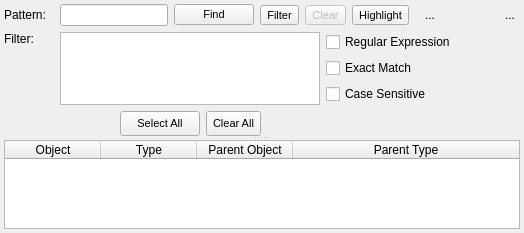
This is libpgmodeler_ui/ui/objectfinderwidget.ui in pgmodeler/pgmodeler as Qt 5 draws it before an edit. The edited form follows.
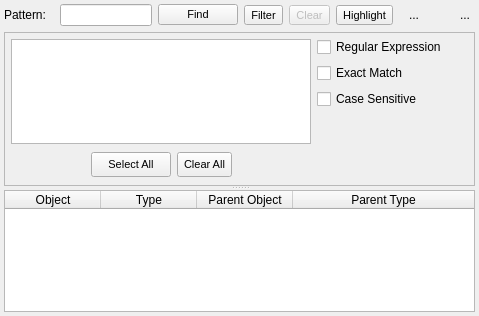
This is the edited form. Icons and pictures are not drawn.

Diff of the .ui file:
```diff
--- a/libpgmodeler_ui/ui/objectfinderwidget.ui
+++ b/libpgmodeler_ui/ui/objectfinderwidget.ui
@@ -6,8 +6,8 @@
    <rect>
     <x>0</x>
     <y>0</y>
-    <width>524</width>
-    <height>233</height>
+    <width>479</width>
+    <height>316</height>
    </rect>
   </property>
   <property name="minimumSize">
@@ -32,9 +32,6 @@
    <property name="bottomMargin">
     <number>4</number>
    </property>
-   <property name="spacing">
-    <number>6</number>
-   </property>
    <item row="0" column="0">
     <widget class="QLabel" name="pattern_lbl">
      <property name="sizePolicy">
@@ -222,50 +219,45 @@
      <property name="childrenCollapsible">
       <bool>false</bool>
      </property>
-     <widget class="QWidget" name="filter_wgt" native="true">
+     <widget class="QWidget" name="layoutWidget">
+      <layout class="QHBoxLayout" name="horizontalLayout">
+       <item>
+        <widget class="QFrame" name="filter_frm">
+         <property name="sizePolicy">
+          <sizepolicy hsizetype="Expanding" vsizetype="Preferred">
+           <horstretch>0</horstretch>
+           <verstretch>0</verstretch>
+          </sizepolicy>
+         </property>
       <property name="maximumSize">
        <size>
         <width>16777215</width>
         <height>16777215</height>
        </size>
       </property>
+         <property name="frameShape">
+          <enum>QFrame::StyledPanel</enum>
+         </property>
+         <property name="frameShadow">
+          <enum>QFrame::Raised</enum>
+         </property>
       <layout class="QGridLayout" name="gridLayout_2">
-       <item row="0" column="0" rowspan="4">
-        <widget class="QLabel" name="filter_lbl">
-         <property name="sizePolicy">
-          <sizepolicy hsizetype="Fixed" vsizetype="Expanding">
-           <horstretch>0</horstretch>
-           <verstretch>0</verstretch>
-          </sizepolicy>
-         </property>
-         <property name="minimumSize">
-          <size>
-           <width>50</width>
-           <height>0</height>
-          </size>
-         </property>
-         <property name="text">
-          <string>Filter:</string>
-         </property>
-         <property name="alignment">
-          <set>Qt::AlignLeading|Qt::AlignLeft|Qt::AlignTop</set>
-         </property>
-        </widget>
-       </item>
-       <item row="3" column="2">
-        <spacer name="verticalSpacer">
-         <property name="orientation">
-          <enum>Qt::Vertical</enum>
-         </property>
-         <property name="sizeHint" stdset="0">
-          <size>
-           <width>20</width>
-           <height>29</height>
-          </size>
-         </property>
-        </spacer>
-       </item>
-       <item row="0" column="2">
+          <property name="leftMargin">
+           <number>4</number>
+          </property>
+          <property name="topMargin">
+           <number>4</number>
+          </property>
+          <property name="rightMargin">
+           <number>4</number>
+          </property>
+          <property name="bottomMargin">
+           <number>4</number>
+          </property>
+          <property name="horizontalSpacing">
+           <number>4</number>
+          </property>
+          <item row="0" column="1">
         <widget class="QCheckBox" name="regexp_chk">
          <property name="sizePolicy">
           <sizepolicy hsizetype="Expanding" vsizetype="Fixed">
@@ -278,7 +270,7 @@
          </property>
         </widget>
        </item>
-       <item row="1" column="2">
+          <item row="1" column="1">
         <widget class="QCheckBox" name="exact_match_chk">
          <property name="sizePolicy">
           <sizepolicy hsizetype="Expanding" vsizetype="Fixed">
@@ -291,8 +283,26 @@
          </property>
         </widget>
        </item>
-       <item row="0" column="1" rowspan="4">
+          <item row="0" column="0" rowspan="5">
         <layout class="QGridLayout" name="gridLayout">
+            <property name="leftMargin">
+             <number>2</number>
+            </property>
+            <property name="topMargin">
+             <number>2</number>
+            </property>
+            <property name="rightMargin">
+             <number>2</number>
+            </property>
+            <property name="bottomMargin">
+             <number>4</number>
+            </property>
+            <property name="horizontalSpacing">
+             <number>6</number>
+            </property>
+            <property name="verticalSpacing">
+             <number>8</number>
+            </property>
          <item row="2" column="0">
           <spacer name="horizontalSpacer_2">
            <property name="orientation">
@@ -312,7 +322,7 @@
          <item row="2" column="1">
           <widget class="QPushButton" name="select_all_btn">
            <property name="sizePolicy">
-            <sizepolicy hsizetype="Preferred" vsizetype="Fixed">
+               <sizepolicy hsizetype="Fixed" vsizetype="Fixed">
              <horstretch>0</horstretch>
              <verstretch>0</verstretch>
             </sizepolicy>
@@ -345,7 +355,7 @@
             <bool>true</bool>
            </property>
            <property name="sizePolicy">
-            <sizepolicy hsizetype="Preferred" vsizetype="Fixed">
+               <sizepolicy hsizetype="Fixed" vsizetype="Fixed">
              <horstretch>0</horstretch>
              <verstretch>0</verstretch>
             </sizepolicy>
@@ -397,20 +407,20 @@
          <item row="0" column="0" colspan="4">
           <widget class="QListWidget" name="obj_types_lst">
            <property name="sizePolicy">
-            <sizepolicy hsizetype="Preferred" vsizetype="Expanding">
+               <sizepolicy hsizetype="Fixed" vsizetype="Expanding">
              <horstretch>0</horstretch>
              <verstretch>0</verstretch>
             </sizepolicy>
            </property>
            <property name="minimumSize">
             <size>
-             <width>260</width>
+                <width>300</width>
              <height>0</height>
             </size>
            </property>
            <property name="maximumSize">
             <size>
-             <width>260</width>
+                <width>300</width>
              <height>16777215</height>
             </size>
            </property>
@@ -424,7 +434,7 @@
          </item>
         </layout>
        </item>
-       <item row="2" column="2">
+          <item row="2" column="1">
         <widget class="QCheckBox" name="case_sensitive_chk">
          <property name="sizePolicy">
           <sizepolicy hsizetype="Expanding" vsizetype="Fixed">
@@ -437,6 +447,22 @@
          </property>
         </widget>
        </item>
+          <item row="4" column="1">
+           <spacer name="horizontalSpacer_4">
+            <property name="orientation">
+             <enum>Qt::Horizontal</enum>
+            </property>
+            <property name="sizeHint" stdset="0">
+             <size>
+              <width>40</width>
+              <height>20</height>
+             </size>
+            </property>
+           </spacer>
+          </item>
+         </layout>
+        </widget>
+       </item>
       </layout>
      </widget>
      <widget class="QTableWidget" name="result_tbw">
```
Left out of the diff: 258 changed lines with no effect on the pictures. Lines whose indentation alone changed are shown as unchanged.
